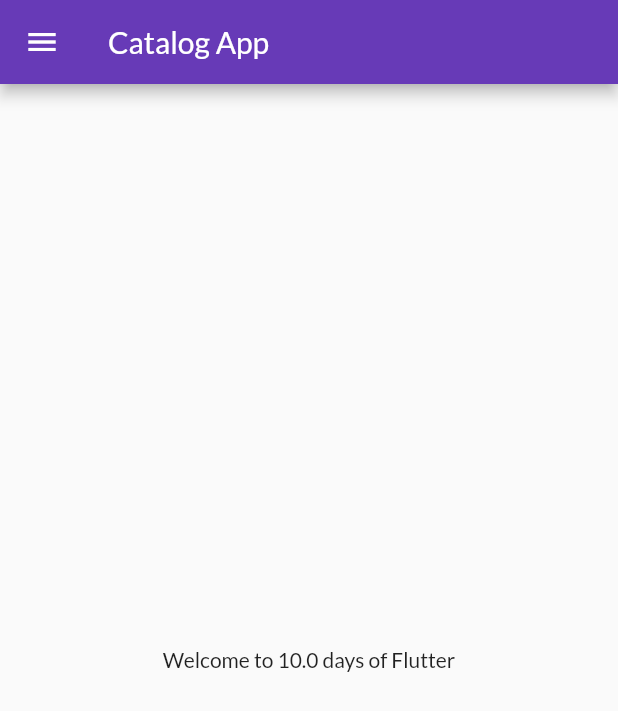
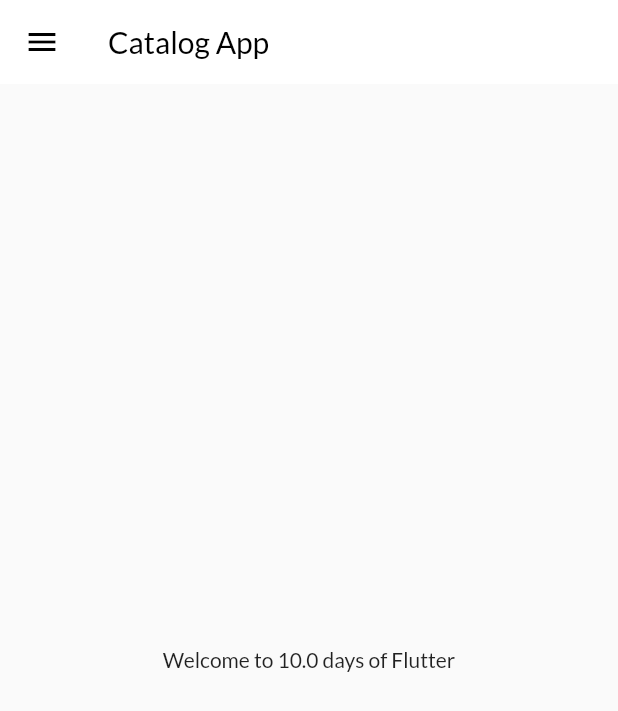
Before and after one commit to gaurav7891/flutter_practise, a Flutter app: the screen it shows after launch, on a phone screen of 412 x 824 dp. Shown: the top 711 px of the screen. Run offline on Flutter 3.47's test engine with Material 2 defaults, Android fonts, the light colour scheme and no system bars; our stand-ins replace google_fonts.

Commit message:
theme chnages done

```diff
--- a/lib/main.dart
+++ b/lib/main.dart
@@ -1,5 +1,6 @@
 import 'package:day_1/pages/login_page.dart';
 import 'package:day_1/utils/routes.dart';
+import 'package:day_1/widgets/themes.dart';
 import 'package:flutter/material.dart';
 import 'pages/home_page.dart';
 import 'pages/login_page.dart';
@@ -17,11 +18,8 @@
   Widget build(BuildContext context) {
     doSomething();
     return MaterialApp(
-      theme: ThemeData(
-          primarySwatch: Colors.deepPurple,
-          fontFamily: GoogleFonts.lato().fontFamily,
-          primaryTextTheme: GoogleFonts.latoTextTheme()),
-      darkTheme: ThemeData(brightness: Brightness.dark),
+      theme: MyTheme.lightTheme(context),
+      darkTheme: MyTheme.darkTheme(context),
       themeMode: ThemeMode.light,
       initialRoute: "/home",
       routes: {
--- a/lib/pages/home_page.dart
+++ b/lib/pages/home_page.dart
@@ -16,7 +16,10 @@
 
     return Scaffold(
       appBar: AppBar(
-        title: Text("Catalog App"),
+        title: Text(
+          "Catalog App",
+          style: TextStyle(color: Colors.black),
+        ),
       ),
       body: Center(
         child: Container(
--- /dev/null
+++ b/lib/widgets/themes.dart
@@ -0,0 +1,19 @@
+import 'package:flutter/material.dart';
+import 'package:google_fonts/google_fonts.dart';
+
+class MyTheme {
+  static ThemeData lightTheme(BuildContext context) => ThemeData(
+      primarySwatch: Colors.deepPurple,
+      fontFamily: GoogleFonts.lato().fontFamily,
+      appBarTheme: AppBarTheme(
+        color: Colors.white,
+        elevation: 0.0,
+        iconTheme: IconThemeData(
+          color: Colors.black,
+        ),
+      ),
+      primaryTextTheme: GoogleFonts.latoTextTheme());
+
+  static ThemeData darkTheme(BuildContext context) =>
+      ThemeData(brightness: Brightness.dark);
+}
```
